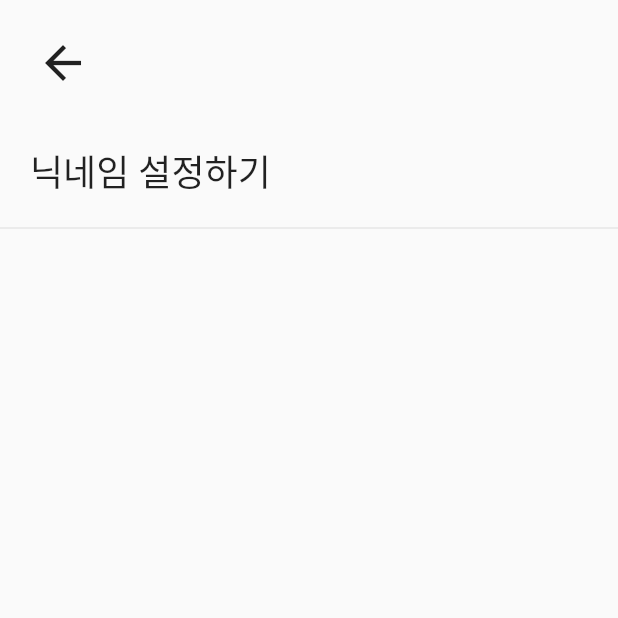
After one commit to 2021-contest-exhibit/flutter-modak, a Flutter app: the SettingPage screen opened directly, after a tap on "설정", on a phone screen of 412 x 824 dp, the top half of it. The commit adds this screen. Run offline on Flutter 3.47's test engine with Material 2 defaults, Android fonts, the phone set to English and light mode, and no system bars; our stand-ins replace auto_size_text, cloud_firestore, dio, equatable, firebase_auth, firebase_core and 9 more; missing offline and left inert: iamport_flutter; accounts and stored records are empty; generated files the repository leaves out were written again; network calls fail.

Commit message:
[UPDATE] 닉네임 변경 기능 추가

```diff
--- a/modak/lib/bloc/UserEvent.dart
+++ b/modak/lib/bloc/UserEvent.dart
@@ -40,3 +40,12 @@ class CheckUserEvent extends UserEvent {
   List<Object?> get props => [];
 
 }
+
+class UpdateNicknameEvent extends UserEvent {
+  String nickname;
+
+  UpdateNicknameEvent({required this.nickname});
+
+  @override
+  List<Object?> get props => [];
+}
--- a/modak/lib/bloc/UserState.dart
+++ b/modak/lib/bloc/UserState.dart
@@ -35,3 +35,22 @@ class SignUpSuccessed extends UserState {
   @override
   List<Object?> get props => [];
 }
+
+class NicknameUpdated extends UserState {
+  @override
+  List<Object?> get props => [];
+}
+
+class NicknameUpdating extends UserState {
+  @override
+  List<Object?> get props => [];
+}
+
+class NicknameUpdateError extends UserState {
+  String message;
+
+  NicknameUpdateError({required this.message});
+
+  @override
+  List<Object?> get props => [];
+}
--- a/modak/lib/component/MatchingItemWidget.dart
+++ b/modak/lib/component/MatchingItemWidget.dart
@@ -40,6 +40,7 @@ class MatchingItemWidgetState extends State<MatchingItemWidget> {
               Container(
                 margin: const EdgeInsets.all(12.0),
                 child: Row(
+                  crossAxisAlignment: CrossAxisAlignment.start,
                   children: [
                     Container(
                       width: 32,
@@ -54,9 +55,9 @@ class MatchingItemWidgetState extends State<MatchingItemWidget> {
                       width: 24,
                     ),
                     Text(
-                      widget.modakMatching.email!,
+                      widget.modakMatching.user != null ? widget.modakMatching.user!.nickname : widget.modakMatching.email!,
                       style: TextStyle(
-                          fontSize: 18,
+                          fontSize: 20,
                           fontFamily: 'NotoSansKR',
                           fontWeight: FontWeight.bold),
                     ),
--- a/modak/lib/component/ProfileWidget.dart
+++ b/modak/lib/component/ProfileWidget.dart
@@ -11,7 +11,7 @@ void main() {
     home: Scaffold(
       body: Center(
         child: ProfileWidget(
-          user: ModakUser(email: "ysy3350", uid: "",image: "", level: 1),
+          user: ModakUser(email: "ysy3350", uid: "",image: "", level: 1, nickname: ""),
         ),
       ),
     ),
@@ -45,29 +45,8 @@ class ProfileWidgetState extends State<ProfileWidget> {
                   left: (_width-10) * 40 / 100, right: 5.0, top: 5.0, bottom: 5.0),
               child: Column(
                 mainAxisSize: MainAxisSize.max,
+                mainAxisAlignment: MainAxisAlignment.center,
                 children: [
-                  Visibility(
-                    visible: widget.user != null,
-                    child: Row(
-                      mainAxisAlignment: MainAxisAlignment.end,
-                      children: [
-                        InkWell(
-                          child: Container(
-                            padding: EdgeInsets.all(6.0),
-                            child: Icon(
-                              Icons.logout,
-                              size: 18,
-                            ),
-                          ),
-                          onTap: () {
-                            BlocProvider.of<UserBloc>(context).add(
-                              LogoutUserEvent(),
-                            );
-                          },
-                        )
-                      ],
-                    ),
-                  ),
                   Visibility(
                     visible: widget.user != null,
                     child: Row(
@@ -76,17 +55,15 @@ class ProfileWidgetState extends State<ProfileWidget> {
                         Column(
                           crossAxisAlignment: CrossAxisAlignment.end,
                           children: [
-                            const SizedBox(
-                              height: 4,
-                            ),
                             Container(
                               width: (_width-10) * 40 / 100,
                               child: AutoSizeText(
                                 (widget.user != null
-                                    ? (widget.user!.email)
+                                    ? (widget.user!.nickname != "" ? widget.user!.nickname : widget.user!.email)
                                     : ""),
-                                style: const TextStyle(fontSize: 40.0, fontFamily: 'NotoSansCJkr', fontWeight: FontWeight.bold),
-                                minFontSize: 12.0,
+                                textAlign: TextAlign.center,
+                                style: const TextStyle(fontSize: 28.0, fontFamily: 'NotoSansCJkr', fontWeight: FontWeight.bold),
+                                minFontSize: 8.0,
                                 overflow: TextOverflow.ellipsis,
                                 maxLines: 1,
                               ),
@@ -114,9 +91,6 @@ class ProfileWidgetState extends State<ProfileWidget> {
                     visible: widget.user == null,
                     child: Column(
                       children: [
-                        const SizedBox(
-                          height: 32.0,
-                        ),
                         Container(
                           width: 120.0,
                           child: OutlinedButton(
@@ -158,6 +132,32 @@ class ProfileWidgetState extends State<ProfileWidget> {
             ),
           ),
           Positioned(
+            right: 24.0,
+            top: 52.0,
+            child: Visibility(
+              visible: widget.user != null,
+              child: Row(
+                mainAxisAlignment: MainAxisAlignment.end,
+                children: [
+                  InkWell(
+                    child: Container(
+                      padding: EdgeInsets.only(top:6, right: 6),
+                      child: Icon(
+                        Icons.logout,
+                        size: 18,
+                      ),
+                    ),
+                    onTap: () {
+                      BlocProvider.of<UserBloc>(context).add(
+                        LogoutUserEvent(),
+                      );
+                    },
+                  )
+                ],
+              ),
+            ),
+          ),
+          Positioned(
             left: 20.0,
             top: 35.0,
             bottom: 35.0,
--- a/modak/lib/dto/ModakMatching.dart
+++ b/modak/lib/dto/ModakMatching.dart
@@ -1,6 +1,7 @@
 
 
 import 'package:modak/dto/Matching.dart';
+import 'package:modak/dto/ModakUser.dart';
 import 'package:modak/rest/Content.dart';
 
 class ModakMatching {
@@ -8,7 +9,8 @@ class ModakMatching {
   Content? content;
   String? uid;
   String? email;
+  ModakUser? user;
   String? matchingId;
 
-  ModakMatching({this.matching, this.content, this.uid, this.email, this.matchingId});
+  ModakMatching({this.matching, this.content, this.uid, this.email, this.matchingId, this.user});
 }
--- a/modak/lib/dto/ModakUser.dart
+++ b/modak/lib/dto/ModakUser.dart
@@ -10,6 +10,7 @@ class ModakUser with _$ModakUser{
     required String email,
     required String image,
     required int level,
+    required String nickname,
   }) = _ModakUser;
 
   factory ModakUser.fromJson(Map<String, dynamic> json) => _$ModakUserFromJson(json);
--- a/modak/lib/main.dart
+++ b/modak/lib/main.dart
@@ -19,6 +19,7 @@ import 'package:modak/page/MainPage.dart';
 import 'package:modak/page/Payment.dart';
 import 'package:modak/page/PaymentPage.dart';
 import 'package:modak/page/SelectCampingPage.dart';
+import 'package:modak/page/SettingDetailPage.dart';
 import 'package:modak/page/SignUpPage.dart';
 import 'package:modak/page/SplashPage.dart';
 import 'package:modak/repository/APIRepository.dart';
@@ -91,6 +92,7 @@ class MyApp extends StatelessWidget {
           '/chatting': (context) => ChattingPage(),
           '/import': (context) => Payment(),
           '/select_camping': (context) => SelectCampingPage(),
+          '/setting_detail': (context) => SettingDetailPage(),
         },
       ),
     );
--- /dev/null
+++ b/modak/lib/page/SettingDetailPage.dart
@@ -0,0 +1,110 @@
+import 'package:flutter/cupertino.dart';
+import 'package:flutter/material.dart';
+import 'package:flutter_bloc/flutter_bloc.dart';
+import 'package:modak/bloc/UserBloc.dart';
+import 'package:modak/bloc/UserEvent.dart';
+import 'package:modak/bloc/UserState.dart';
+
+class SettingDetailPage extends StatefulWidget {
+  @override
+  SettingDetailPageState createState() => SettingDetailPageState();
+}
+
+class SettingDetailPageState extends State<SettingDetailPage> {
+  @override
+  Widget build(BuildContext context) {
+    final _statusHeight = MediaQuery.of(context).padding.top;
+    return Scaffold(
+      body: Stack(
+        children: [
+          Container(
+            padding: EdgeInsets.only(top: _statusHeight),
+            child: Column(
+              children: [
+                Container(
+                  margin: const EdgeInsets.all(24.0),
+                  child: Row(
+                    children: [
+                      InkWell(
+                        onTap: () {
+                          Navigator.pop(context);
+                        },
+                        child: Icon(
+                          Icons.arrow_back,
+                          size: 36.0,
+                        ),
+                      ),
+                    ],
+                  ),
+                ),
+                InkWell(
+                  onTap: () {
+                    showDialog(
+                      context: context,
+                      builder: (context) {
+                        TextEditingController controller = TextEditingController();
+                        return AlertDialog(
+                          title: Text('닉네임 변경'),
+                          content: TextField(controller: controller,),
+                          actions: [
+                            TextButton(
+                              onPressed: () {
+                                BlocProvider.of<UserBloc>(context).add(
+                                  UpdateNicknameEvent(nickname: controller.text)
+                                );
+                                BlocProvider.of<UserBloc>(context).add(
+                                  CheckUserEvent(),
+                                );
+                                Navigator.pop(context);
+                              },
+                              child: Text('변경'),
+                            ),
+                          ],
+                        );
+                      },
+                    );
+                  },
+                  child: Container(
+                    padding: const EdgeInsets.symmetric(
+                        horizontal: 20.0, vertical: 12.0),
+                    child: Row(
+                      children: [
+                        Text(
+                          '닉네임 설정하기',
+                          style: TextStyle(fontSize: 24.0),
+                        )
+                      ],
+                    ),
+                  ),
+                ),
+                Divider()
+              ],
+            ),
+          ),
+          Center(
+            child: BlocBuilder<UserBloc, UserState>(
+              builder: (context, state) {
+                if (state is NicknameUpdateError) {
+                  Text(state.message);
+                }
+                return Container();
+              },
+              buildWhen: (previous, current) {
+                if (current is NicknameUpdating) {
+                  return true;
+                } else if (current is NicknameUpdateError) {
+                  print('error: ${current.message}');
+                  ScaffoldMessenger.of(context).showSnackBar(SnackBar(
+                    content: Text(current.message),
+                    duration: Duration(milliseconds: 1000),
+                  ));
+                }
+                return false;
+              },
+            ),
+          )
+        ],
+      ),
+    );
+  }
+}
--- a/modak/lib/page/SettingPage.dart
+++ b/modak/lib/page/SettingPage.dart
@@ -69,15 +69,13 @@ class SettingPageState extends State<SettingPage> {
     );
   }
 
+
+
   @override
-  void initState() {
+  Widget build(BuildContext context) {
     BlocProvider.of<UserBloc>(context).add(
       CheckUserEvent(),
     );
-  }
-
-  @override
-  Widget build(BuildContext context) {
     return Scaffold(
       body: ListView(
         physics: BouncingScrollPhysics(),
@@ -123,11 +121,7 @@ class SettingPageState extends State<SettingPage> {
             height: 20.0,
           ),
           _menuButton(Icon(Icons.settings, color: Colors.grey, size: 28,), "설정", () {
-            ScaffoldMessenger.of(context).clearSnackBars();
-            ScaffoldMessenger.of(context).showSnackBar(SnackBar(
-              content: Text('아직 지원하지 않는 기능입니다.'),
-              duration: Duration(milliseconds: 500),
-            ));
+            Navigator.pushNamed(context, '/setting_detail');
           }),
           const SizedBox(
             height: 20.0,
--- a/modak/lib/repository/UserRepository.dart
+++ b/modak/lib/repository/UserRepository.dart
@@ -10,7 +10,7 @@ class UserRepository {
     final userCredential = auth.signInWithEmailAndPassword(
         email: email, password: password);
 
-    return userCredential.then((value) => ModakUser(uid: value.user!.uid, email: value.user!.email!, image: "", level: 1).toJson());
+    return userCredential.then((value) => ModakUser(uid: value.user!.uid, email: value.user!.email!, image: "", level: 1, nickname: "").toJson());
   }
 
   Future<User?> signUp(String email, String password) async {
```
Also changed, not shown: modak/lib/bloc/ModakBloc.dart (+5 -3 lines), modak/lib/bloc/UserBloc.dart (+32 -1 lines), modak/lib/page/ChattingPage.dart (+21 -10 lines), modak/lib/repository/FireStoreRepository.dart (+17 -0 lines), modak/lib/dto/ModakUser.freezed.dart, modak/lib/dto/ModakUser.g.dart.
